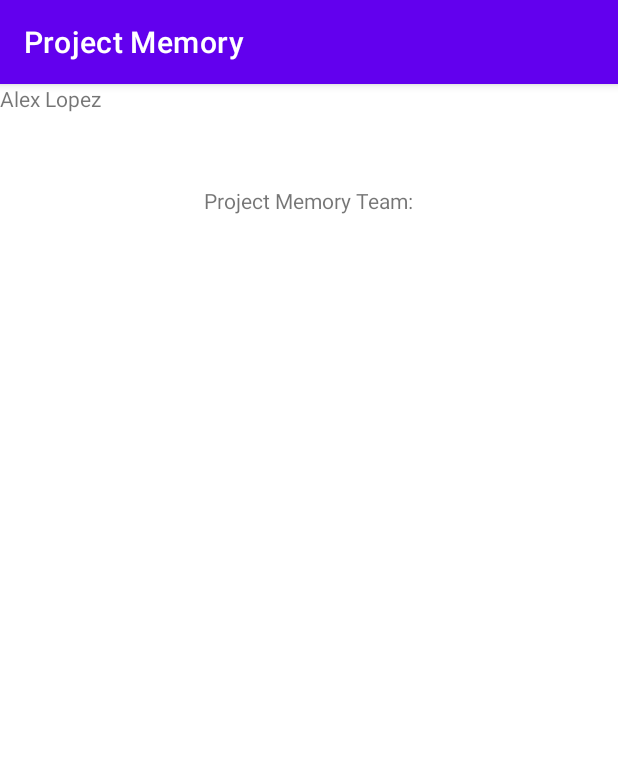
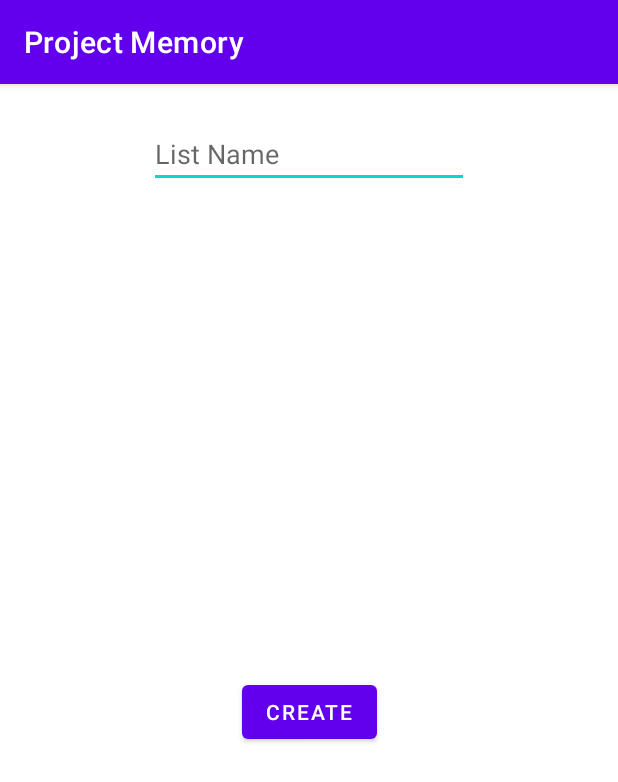
Before and after one commit to lop19029/Project_Memory, an Android app: the screen it shows after launch (MainActivity), on a phone screen of 412 x 824 dp. Shown: the top 782 px of the screen. Run offline under Robolectric (Android 15) with nearby library versions, the phone set to English and light mode, and no system bars.

```diff
--- a/app/src/main/java/com/example/projectmemory/MainActivity.java
+++ b/app/src/main/java/com/example/projectmemory/MainActivity.java
@@ -5,13 +5,17 @@ import androidx.appcompat.app.AppCompatActivity;
 import android.content.Context;
 import android.content.SharedPreferences;
 import android.os.Bundle;
+import android.view.View;
+import android.widget.EditText;
+import android.widget.Toast;
 
 import com.google.gson.Gson;
 
 import java.util.ArrayList;
 
 public class MainActivity extends AppCompatActivity {
-    ArrayList<ListContainer> ListContainers;
+    //TODO: Avoid Null Pointer Exception
+    ListContainer CommonLists;
     public static final String JSON_DATA = "JSON_DATA";
     public static final String APP_PREFS = "APPLICATION_PREFERENCES";
 
@@ -20,6 +24,7 @@ public class MainActivity extends AppCompatActivity {
         super.onCreate(savedInstanceState);
         setContentView(R.layout.activity_main);
         loadLists();
+
     }
     @Override
     protected void onStop() {
@@ -29,17 +34,23 @@ public class MainActivity extends AppCompatActivity {
         //Update and save all current lists in SharedPreferences
         saveLists();
     }
+    public void createCommonList(View view){
+        //Get list name
+        EditText list = (EditText) findViewById(R.id.CommonListName);
+        String listName = list.getText().toString();
+        CommonLists.createList(listName);
+        Toast.makeText(this, "List added to your Common lists", Toast.LENGTH_SHORT).show();
 
+    }
     public void saveLists(){
         //Use SharedPreferences to store all the lists
         SharedPreferences sharedPreferences = getSharedPreferences(APP_PREFS, Context.MODE_PRIVATE);
         SharedPreferences.Editor editor = sharedPreferences.edit();
-        for(ListContainer lc : ListContainers){
-            //Prepare JSON data
-            lc.parseLists();
-            //Save each list in JSON_LIST
-            editor.putString(JSON_DATA, lc.JSON_LISTS);
-        }
+
+        //Prepare JSON data
+        CommonLists.parseLists();
+        //Save each list in JSON_LIST
+        editor.putString(JSON_DATA, CommonLists.JSON_LISTS);
         editor.apply();
     }
 
@@ -50,8 +61,8 @@ public class MainActivity extends AppCompatActivity {
 
         //Deserialize
         Gson gson = new Gson();
-        ListContainer savedContainers = gson.fromJson(listContainers, ListContainer.class);
-        ListContainers.add(savedContainers);
+        ListContainer savedCommonLists = gson.fromJson(listContainers, ListContainer.class);
+        this.CommonLists = savedCommonLists;
 
     }
 }
--- a/app/src/main/res/layout/activity_main.xml
+++ b/app/src/main/res/layout/activity_main.xml
@@ -6,25 +6,28 @@
     android:layout_height="match_parent"
     tools:context=".MainActivity">
 
-    <TextView
+    <EditText
+        android:id="@+id/CommonListName"
         android:layout_width="wrap_content"
         android:layout_height="wrap_content"
-        android:text="Project Memory Team:"
+        android:layout_marginTop="24dp"
+        android:ems="10"
+        android:hint="List Name"
+        android:inputType="textPersonName"
+        app:layout_constraintEnd_toEndOf="parent"
+        app:layout_constraintStart_toStartOf="parent"
+        app:layout_constraintTop_toTopOf="parent" />
+
+    <Button
+        android:id="@+id/button2"
+        android:layout_width="wrap_content"
+        android:layout_height="wrap_content"
+        android:layout_marginTop="24dp"
+        android:layout_marginBottom="24dp"
+        android:onClick="createCommonList"
+        android:text="CREATE"
         app:layout_constraintBottom_toBottomOf="parent"
         app:layout_constraintEnd_toEndOf="parent"
-        app:layout_constraintHorizontal_bias="0.498"
-        app:layout_constraintLeft_toLeftOf="parent"
-        app:layout_constraintRight_toRightOf="parent"
         app:layout_constraintStart_toStartOf="parent"
-        app:layout_constraintTop_toTopOf="parent"
-        app:layout_constraintVertical_bias="0.091" />
-
-    <TextView
-        android:id="@+id/textView"
-        android:layout_width="wrap_content"
-        android:layout_height="wrap_content"
-        android:text="Alex Lopez"
-        tools:layout_editor_absoluteX="174dp"
-        tools:layout_editor_absoluteY="136dp" />
-
+        app:layout_constraintTop_toBottomOf="@+id/CommonListName" />
 </androidx.constraintlayout.widget.ConstraintLayout>
```
